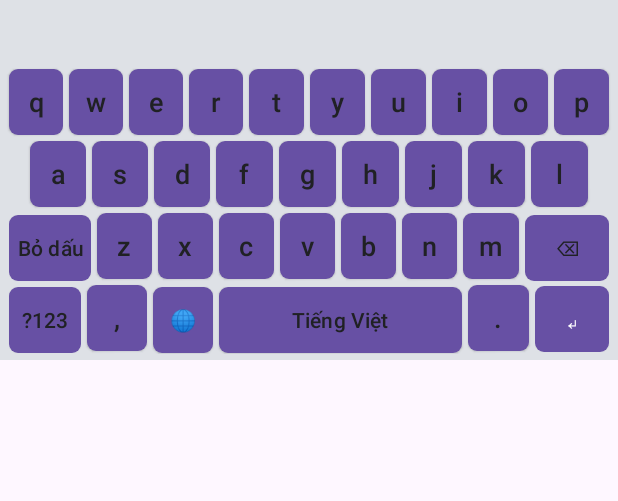
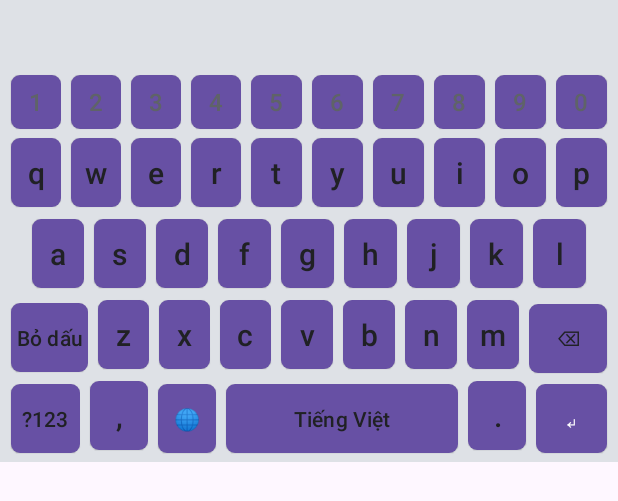
Before and after one commit to no-vici/vnchflex, an Android app: the layout keyboard_view.xml on its own in the app's theme, with its tools: preview values and no code run, on a phone screen of 412 x 824 dp. Shown: the top 501 px of the screen. Run offline under Robolectric (Android 15) with nearby library versions, the phone set to English and light mode, and no system bars.

Commit message:
Add number row and adjust key sizing closer to GBoard

```diff
--- a/app/src/main/res/layout/keyboard_view.xml
+++ b/app/src/main/res/layout/keyboard_view.xml
@@ -9,7 +9,7 @@
     <LinearLayout
         android:id="@+id/suggestion_bar"
         android:layout_width="match_parent"
-        android:layout_height="40dp"
+        android:layout_height="44dp"
         android:gravity="center_vertical"
         android:orientation="horizontal"
         android:paddingHorizontal="4dp" />
@@ -20,6 +20,19 @@
         android:layout_width="match_parent"
         android:layout_height="wrap_content"
         android:orientation="vertical">
+
+        <LinearLayout android:layout_width="match_parent" android:layout_height="wrap_content" android:orientation="horizontal">
+            <Button android:id="@+id/key_num_1" style="@style/NumberKeyBtn" android:text="1" />
+            <Button android:id="@+id/key_num_2" style="@style/NumberKeyBtn" android:text="2" />
+            <Button android:id="@+id/key_num_3" style="@style/NumberKeyBtn" android:text="3" />
+            <Button android:id="@+id/key_num_4" style="@style/NumberKeyBtn" android:text="4" />
+            <Button android:id="@+id/key_num_5" style="@style/NumberKeyBtn" android:text="5" />
+            <Button android:id="@+id/key_num_6" style="@style/NumberKeyBtn" android:text="6" />
+            <Button android:id="@+id/key_num_7" style="@style/NumberKeyBtn" android:text="7" />
+            <Button android:id="@+id/key_num_8" style="@style/NumberKeyBtn" android:text="8" />
+            <Button android:id="@+id/key_num_9" style="@style/NumberKeyBtn" android:text="9" />
+            <Button android:id="@+id/key_num_0" style="@style/NumberKeyBtn" android:text="0" />
+        </LinearLayout>
 
         <LinearLayout android:layout_width="match_parent" android:layout_height="wrap_content" android:orientation="horizontal">
             <Button android:id="@+id/key_q" style="@style/KeyBtn" android:text="q" />
--- a/app/src/main/res/values/styles.xml
+++ b/app/src/main/res/values/styles.xml
@@ -1,9 +1,12 @@
 <resources>
     <style name="KeyBase">
         <item name="android:layout_width">0dp</item>
-        <item name="android:layout_height">44dp</item>
+        <item name="android:layout_height">46dp</item>
         <item name="android:layout_weight">1</item>
-        <item name="android:layout_margin">2dp</item>
+        <item name="android:layout_marginStart">3dp</item>
+        <item name="android:layout_marginEnd">3dp</item>
+        <item name="android:layout_marginTop">4dp</item>
+        <item name="android:layout_marginBottom">4dp</item>
         <item name="android:minWidth">0dp</item>
         <item name="android:minHeight">0dp</item>
         <item name="android:padding">0dp</item>
@@ -13,12 +16,21 @@
         <item name="android:textColor">@color/key_text</item>
         <item name="android:backgroundTint">@null</item>
         <item name="android:stateListAnimator">@null</item>
-        <item name="android:elevation">1dp</item>
+        <item name="android:elevation">0.5dp</item>
     </style>
 
     <style name="KeyBtn" parent="KeyBase">
         <item name="android:background">@drawable/key_bg</item>
-        <item name="android:textSize">18sp</item>
+        <item name="android:textSize">20sp</item>
+    </style>
+
+    <style name="NumberKeyBtn" parent="KeyBase">
+        <item name="android:layout_height">36dp</item>
+        <item name="android:layout_marginTop">2dp</item>
+        <item name="android:layout_marginBottom">2dp</item>
+        <item name="android:background">@drawable/key_bg</item>
+        <item name="android:textSize">16sp</item>
+        <item name="android:textColor">@color/key_hint</item>
     </style>
 
     <style name="FuncKeyBtn" parent="KeyBase">
```
Also changed, not shown: app/src/main/java/com/antigravity/vietkeyboard/ime/VietKeyboardService.kt (+22 -1 lines).
